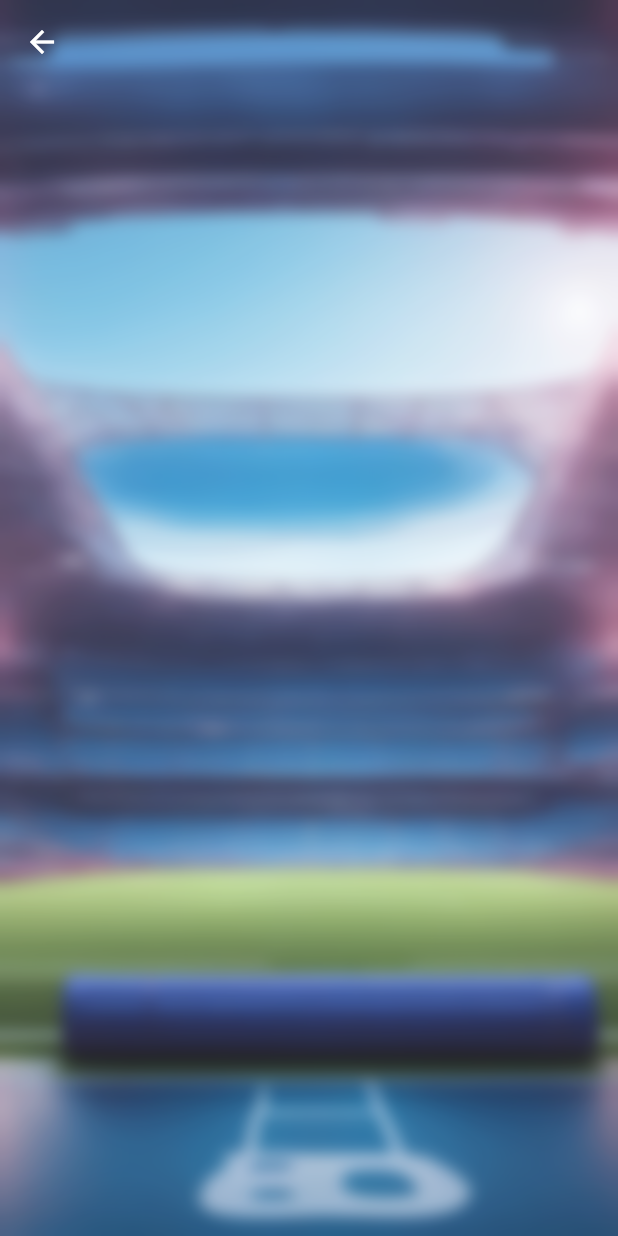
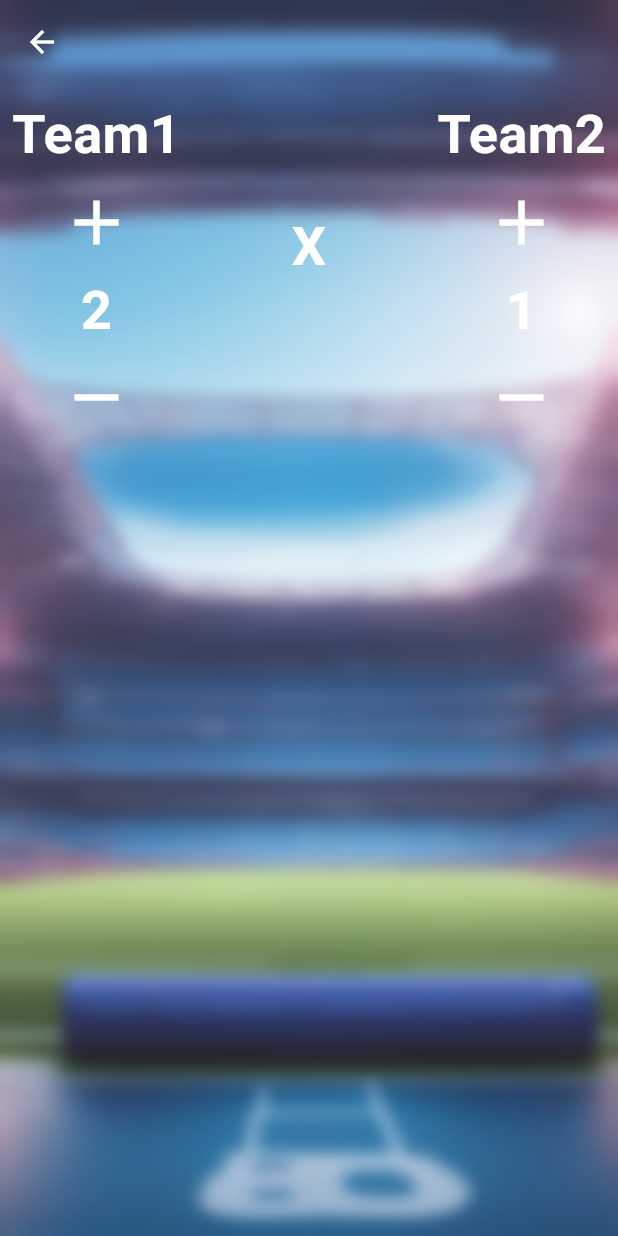
Before and after one commit to MonsterOfCode/flutter-table-football, a Flutter app: the GameView screen opened directly with sample values from the repository, on a phone screen of 412 x 824 dp. Run offline on Flutter 3.47's test engine with Material 3 defaults, Android fonts, the light colour scheme and no system bars; our stand-ins replace go_router.

Commit message:
#10 Working on Game view

```diff
--- a/flutter_table_football/lib/src/core/routes/router.dart
+++ b/flutter_table_football/lib/src/core/routes/router.dart
@@ -37,7 +37,7 @@ final GoRouter router = GoRouter(
         GoRoute(name: CreateTeamView.routeName, path: CreateTeamView.routeName, builder: (context, state) => const CreateTeamView()),
 
         // Single Game View
-        GoRoute(name: GameView.routeName, path: GameView.routeName, builder: (context, state) => GameView(team: state.extra as Game)),
+        GoRoute(name: GameView.routeName, path: GameView.routeName, builder: (context, state) => GameView(game: state.extra as Game)),
         // Create Game View
         GoRoute(name: CreateGameView.routeName, path: CreateGameView.routeName, builder: (context, state) => const CreateGameView()),
       ],
--- a/flutter_table_football/lib/src/data/models/game.model.dart
+++ b/flutter_table_football/lib/src/data/models/game.model.dart
@@ -4,8 +4,8 @@ import 'package:flutter_table_football/src/data/models/lite/team_lite.model.dart
 /// Game Model
 ///
 /// *[int] (id) (unique)
-/// *[TeamLite] (team1)
-/// *[TeamLite] (team2)
+/// *[TeamLite] (teamA)
+/// *[TeamLite] (teamB)
 /// *[int] ScoreTeam1
 /// *[int] ScoreTeam2
 /// *[int] [computed] winTeam
@@ -14,19 +14,19 @@ import 'package:flutter_table_football/src/data/models/lite/team_lite.model.dart
 @immutable
 class Game {
   final int id;
-  final TeamLite team1;
-  final TeamLite team2;
-  final int scoreTeam1;
-  final int scoreTeam2;
+  final TeamLite teamA;
+  final TeamLite teamB;
+  final int scoreTeamA;
+  final int scoreTeamB;
   final DateTime dateTime;
   final bool done;
 
   const Game({
     required this.id,
-    required this.team1,
-    required this.team2,
-    required this.scoreTeam1,
-    required this.scoreTeam2,
+    required this.teamA,
+    required this.teamB,
+    required this.scoreTeamA,
+    required this.scoreTeamB,
     required this.dateTime,
     required this.done,
   });
@@ -35,34 +35,43 @@ class Game {
   ///
   /// If the game is not finished return the team that is winning
   ///
-  /// If is a tie return null
-  TeamLite? winTeam() {
-    if (scoreTeam1 == scoreTeam2) return null;
-    return scoreTeam1 > scoreTeam2 ? team1 : team2;
+  /// If is a tie return -1
+  int winTeam() {
+    if (scoreTeamA == scoreTeamB) return -1;
+    return scoreTeamA > scoreTeamB ? teamA.id : teamB.id;
   }
 
-  /// Returns the score of the [team]
-  int scoreOfTeam(team) {
-    if (team.id == team1.id) return scoreTeam1;
-    if (team.id == team2.id) return scoreTeam2;
-    throw 'The team do not belongs to this game';
+  /// Updates the score of the [team]
+  ///
+  /// Returns [Game] a copy of the object with the updated values
+  Game updateScoreOfTeam(int teamId, {bool toIncrement = true}) {
+    int? newScoreTeamA;
+    int? newScoreTeamB;
+    if (teamId == teamA.id) newScoreTeamA = toIncrement ? scoreTeamA + 1 : scoreTeamA - 1;
+    if (teamId == teamB.id) newScoreTeamB = toIncrement ? scoreTeamB + 1 : scoreTeamB - 1;
+    return copyWith(scoreTeamA: newScoreTeamA, scoreTeamB: newScoreTeamB);
+  }
+
+  int gameMinute() {
+    if (done) return -1;
+    return DateTime.now().difference(dateTime).inMinutes;
   }
 
   Game copyWith({
     int? id,
-    TeamLite? team1,
-    TeamLite? team2,
-    int? scoreTeam1,
-    int? scoreTeam2,
+    TeamLite? teamA,
+    TeamLite? teamB,
+    int? scoreTeamA,
+    int? scoreTeamB,
     DateTime? dateTime,
     bool? done,
   }) {
     return Game(
       id: id ?? this.id,
-      team1: team1 ?? this.team1,
-      team2: team2 ?? this.team2,
-      scoreTeam1: scoreTeam1 ?? this.scoreTeam1,
-      scoreTeam2: scoreTeam2 ?? this.scoreTeam2,
+      teamA: teamA ?? this.teamA,
+      teamB: teamB ?? this.teamB,
+      scoreTeamA: scoreTeamA ?? this.scoreTeamA,
+      scoreTeamB: scoreTeamB ?? this.scoreTeamB,
       dateTime: dateTime ?? this.dateTime,
       done: done ?? this.done,
     );
@@ -71,10 +80,10 @@ class Game {
   Map<String, dynamic> toMap() {
     return <String, dynamic>{
       'id': id,
-      'team1': team1,
-      'team2': team2,
-      'scoreTeam1': scoreTeam1,
-      'scoreTeam2': scoreTeam2,
+      'team1': teamA,
+      'team2': teamB,
+      'scoreTeamA': scoreTeamA,
+      'scoreTeamB': scoreTeamB,
       'dateTime': dateTime.millisecondsSinceEpoch,
       'done': done,
     };
@@ -83,10 +92,10 @@ class Game {
   factory Game.fromMap(Map<String, dynamic> map) {
     return Game(
       id: map['id'] as int,
-      team1: TeamLite.fromMap(map['team1']),
-      team2: TeamLite.fromMap(map['team2']),
-      scoreTeam1: map['scoreTeam1'] as int,
-      scoreTeam2: map['scoreTeam2'] as int,
+      teamA: TeamLite.fromMap(map['teamA']),
+      teamB: TeamLite.fromMap(map['teamB']),
+      scoreTeamA: map['scoreTeamA'] as int,
+      scoreTeamB: map['scoreTeamB'] as int,
       dateTime: DateTime.fromMillisecondsSinceEpoch(map['dateTime'] as int),
       done: map['done'] as bool,
     );
@@ -94,18 +103,18 @@ class Game {
 
   @override
   String toString() {
-    return 'Game(id: $id, team1: $team1, team2: $team2, scoreTeam1: $scoreTeam1, scoreTeam2: $scoreTeam2, dateTime: $dateTime, done: $done)';
+    return 'Game(id: $id, teamA: $teamA, teamB: $teamB, scoreTeamA: $scoreTeamA, scoreTeamB: $scoreTeamB, dateTime: $dateTime, done: $done)';
   }
 
   @override
   bool operator ==(covariant Game other) {
     if (identical(this, other)) return true;
 
-    return other.id == id && other.team1 == team1 && other.team2 == team2 && other.scoreTeam1 == scoreTeam1 && other.scoreTeam2 == scoreTeam2 && other.dateTime == dateTime && other.done == done;
+    return other.id == id && other.teamA == teamA && other.teamB == teamB && other.scoreTeamA == scoreTeamA && other.scoreTeamB == scoreTeamB && other.dateTime == dateTime && other.done == done;
   }
 
   @override
   int get hashCode {
-    return id.hashCode ^ team1.hashCode ^ team2.hashCode ^ scoreTeam1.hashCode ^ scoreTeam2.hashCode ^ dateTime.hashCode ^ done.hashCode;
+    return id.hashCode ^ teamA.hashCode ^ teamB.hashCode ^ scoreTeamA.hashCode ^ scoreTeamB.hashCode ^ dateTime.hashCode ^ done.hashCode;
   }
 }
--- a/flutter_table_football/lib/src/data/repositories/games.repository.dart
+++ b/flutter_table_football/lib/src/data/repositories/games.repository.dart
@@ -13,4 +13,9 @@ class GamesRepository {
   static Future<List<Game>> getAll() async {
     return GamesProvider.fetch();
   }
+
+  /// Add a new Goal to a team
+  static Future<Game?> updateTeamGoal(int gameId, int teamId, int currentScore, {bool toIncrement = true}) async {
+    return GamesProvider.updateTeamGoal(gameId, teamId, currentScore, toIncrement: toIncrement);
+  }
 }
--- a/flutter_table_football/lib/src/views/dashboard/game/game.view.dart
+++ b/flutter_table_football/lib/src/views/dashboard/game/game.view.dart
@@ -1,15 +1,119 @@
+// ignore_for_file: public_member_api_docs, sort_constructors_first
 import 'package:flutter/material.dart';
+import 'package:flutter_table_football/src/core/constants/constants.dart';
+import 'package:flutter_table_football/src/core/extensions/types/string.extension.dart';
 import 'package:flutter_table_football/src/data/models/game.model.dart';
+import 'package:flutter_table_football/src/data/models/lite/team_lite.model.dart';
+import 'package:flutter_table_football/src/data/repositories/games.repository.dart';
 import 'package:flutter_table_football/src/widgets/scaffolds/glass_scaffold.dart';
 
-class GameView extends StatelessWidget {
-  final Game team;
+class GameView extends StatefulWidget {
+  final Game game;
   static const routeName = "game";
   static const routePath = "/dashboard/game";
-  const GameView({super.key, required this.team});
+  const GameView({super.key, required this.game});
+
+  @override
+  State<GameView> createState() => _GameViewState();
+}
+
+class _GameViewState extends State<GameView> {
+  late Game game;
+  bool isLoading = false;
+  int? idTeamUpdating;
+
+  @override
+  void initState() {
+    game = widget.game;
+    super.initState();
+  }
+
+  void updateTeamGoals(int teamId, int currentGoals, {bool toIncrement = true}) {
+    setState(() {
+      isLoading = true;
+      idTeamUpdating = teamId;
+    });
+    GamesRepository.updateTeamGoal(game.id, teamId, currentGoals, toIncrement: toIncrement).then((updatedGame) {
+      setState(() {
+        game = updatedGame!;
+        isLoading = false;
+      });
+    });
+  }
 
   @override
   Widget build(BuildContext context) {
-    return const GlassScaffold(backgroundPath: 'assets/game/background.jpeg');
+    return GlassScaffold(
+      backgroundPath: 'assets/game/background.jpeg',
+      child: Column(
+        children: [
+          _renderGameInfo(),
+          const SizedBox(height: kSpacingExtraLarge),
+        ],
+      ),
+    );
+  }
+
+  Widget _renderGameInfo() {
+    return Row(
+      mainAxisAlignment: MainAxisAlignment.spaceBetween,
+      children: [
+        GameInfoTeamItem(
+          team: game.teamA,
+          onPressed: updateTeamGoals,
+          isLoading: isLoading && idTeamUpdating == game.teamA.id,
+          teamScore: game.scoreTeamA,
+        ),
+        Column(
+          children: [
+            "X".bigTitle(context),
+            _renderGameMinute(),
+          ],
+        ),
+        GameInfoTeamItem(
+          team: game.teamB,
+          onPressed: updateTeamGoals,
+          isLoading: isLoading && idTeamUpdating == game.teamB.id,
+          teamScore: game.scoreTeamB,
+        ),
+      ],
+    );
+  }
+
+  Text _renderGameMinute() {
+    int minute = game.gameMinute();
+    return (minute != -1 ? "$minute'" : '').title;
   }
 }
+
+class GameInfoTeamItem extends StatelessWidget {
+  final TeamLite team;
+  final bool isLoading;
+  final int teamScore;
+  final void Function(int, int, {bool toIncrement})? onPressed;
+  const GameInfoTeamItem({
+    Key? key,
+    required this.team,
+    required this.isLoading,
+    required this.teamScore,
+    this.onPressed,
+  }) : super(key: key);
+
+  @override
+  Widget build(BuildContext context) {
+    return Column(
+      children: [
+        team.name.bigTitle(context),
+        IconButton(
+          onPressed: () => onPressed?.call(team.id, teamScore),
+          icon: isLoading ? const SizedBox(width: 50, height: 50, child: CircularProgressIndicator.adaptive()) : const Icon(Icons.add, color: Colors.white, size: 50),
+        ),
+        teamScore.toString().bigTitle(context),
+        IconButton(
+          onPressed: () => onPressed?.call(team.id, teamScore, toIncrement: false),
+          icon: isLoading ? const SizedBox(width: 50, height: 50, child: CircularProgressIndicator.adaptive()) : const Icon(Icons.remove, color: Colors.white, size: 50),
+        ),
+      ],
+    );
+  }
+}
--- a/flutter_table_football/lib/src/widgets/scaffolds/glass_scaffold.dart
+++ b/flutter_table_football/lib/src/widgets/scaffolds/glass_scaffold.dart
@@ -40,7 +40,10 @@ class GlassScaffold extends StatelessWidget {
           ),
           // Content on top of the glass effect
           SafeArea(
-            child: Padding(padding: const EdgeInsets.all(kSpacing), child: child),
+            child: Padding(
+              padding: const EdgeInsets.all(kSpacing),
+              child: SingleChildScrollView(child: child),
+            ),
           ),
         ],
       ),
```
Also changed, not shown: flutter_table_football/lib/src/core/constants/constants.dart (+5 -5 lines), flutter_table_football/lib/src/data/providers/games.provider.dart (+17 -0 lines), flutter_table_football/lib/src/views/dashboard/Team/create_team.view.dart (+8 -15 lines), flutter_table_football/lib/src/views/dashboard/Team/team.view.dart (+4 -4 lines), flutter_table_football/lib/src/views/dashboard/game/create_game.view.dart (+4 -13 lines), flutter_table_football/lib/src/widgets/list_items/game_item.dart (+4 -4 lines), flutter_table_football/lib/src/widgets/stepped.dart (+10 -3 lines), flutter_table_football/lib/src/widgets/team/team_member_section.dart (added).
